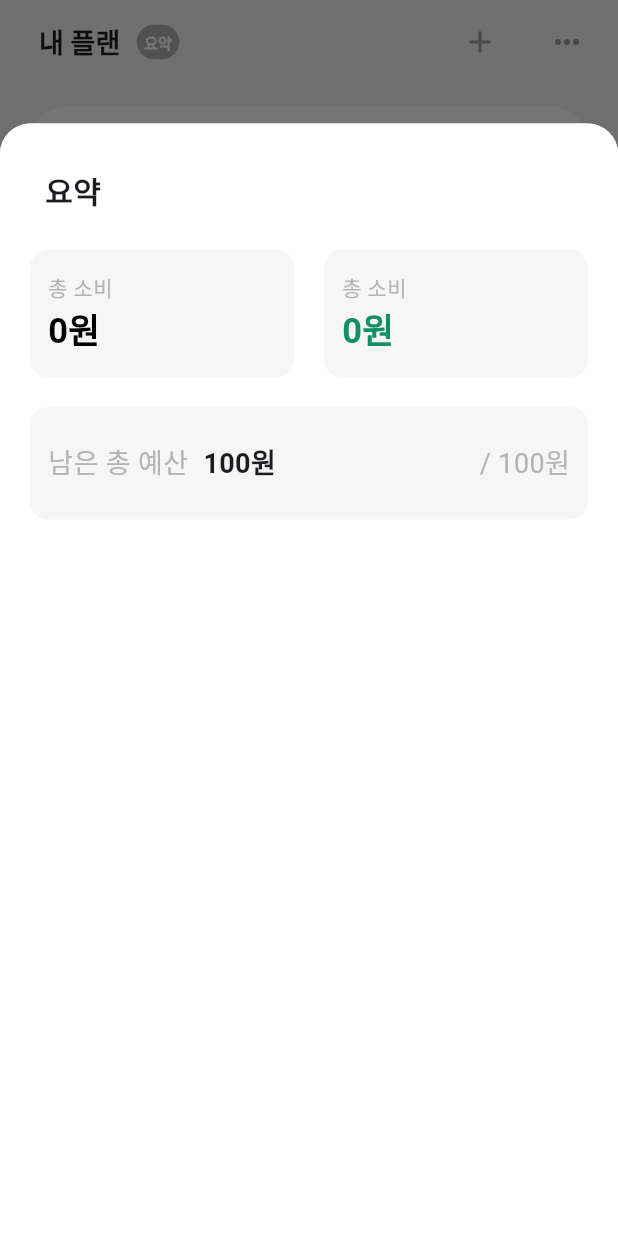
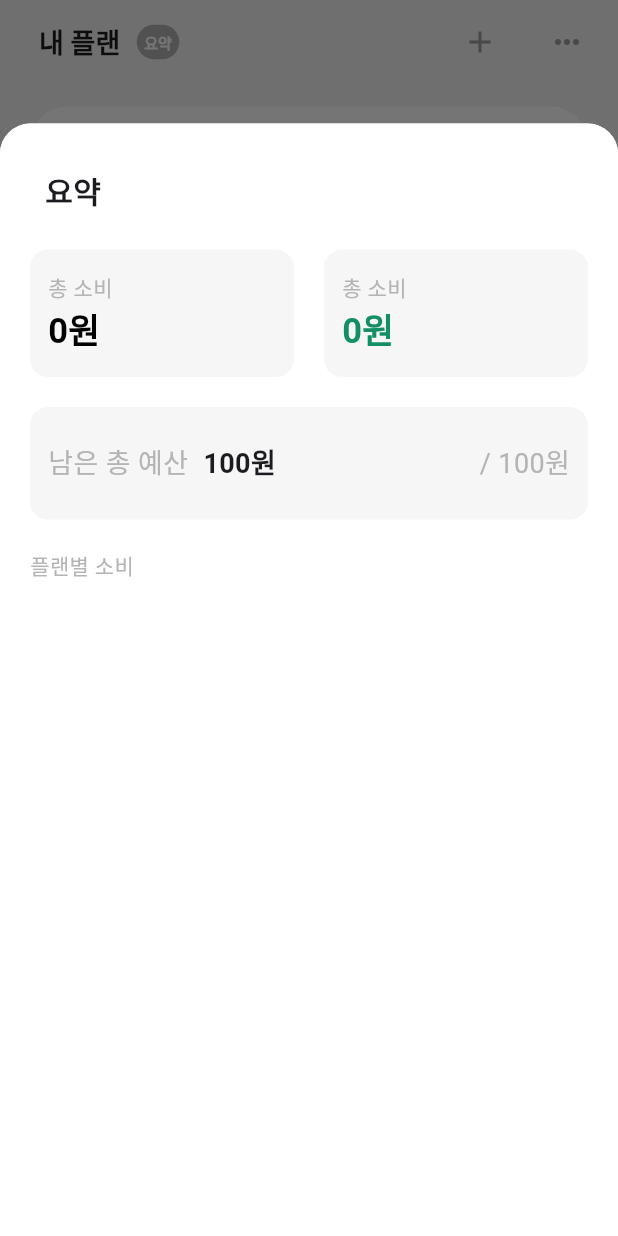
Before and after one commit to flutter-fantastic-crew/sconCloneCoding, a Flutter app: the screen it shows after launch, after a tap on "요약", on a phone screen of 412 x 824 dp. Run offline on Flutter 3.47's test engine with Material 3 defaults, Android fonts, the phone set to English and light mode, and no system bars.

Commit message:
history_card_widget.dart 카드위젯 생성

```diff
--- a/lib/entity/plan_data_entity.dart
+++ b/lib/entity/plan_data_entity.dart
@@ -23,4 +23,6 @@ class PlanDataEntity {
 
   int get totalExpenses =>
       planHistory.map((e) => e.expenses).reduce((sum, value) => sum + value);
+
+  int get remainExpenses => totalPlan - totalExpenses;
 }
--- a/lib/widget/appbar_widget.dart
+++ b/lib/widget/appbar_widget.dart
@@ -128,7 +128,16 @@ class AppbarWidget extends AppBar {
                                 color: const Color(0xFFF6F6F6),
                                 borderRadius: BorderRadius.circular(12),
                               ),
-                            )
+                            ),
+                            const SizedBox(
+                              height: 20,
+                            ),
+                            const Text(
+                              "플랜별 소비",
+                              style: TextStyle(
+                                color: Color(0xFFB4B4B4),
+                              ),
+                            ),
                           ],
                         ),
                       ),
```
Also changed, not shown: lib/widget/history_card_widget.dart (added, +25 -0 lines).
